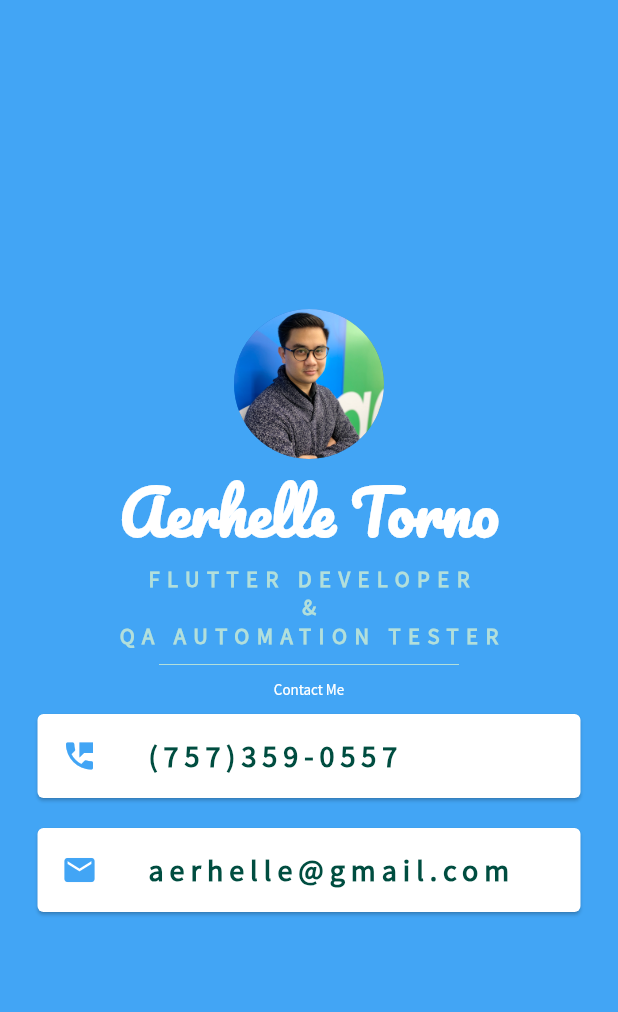
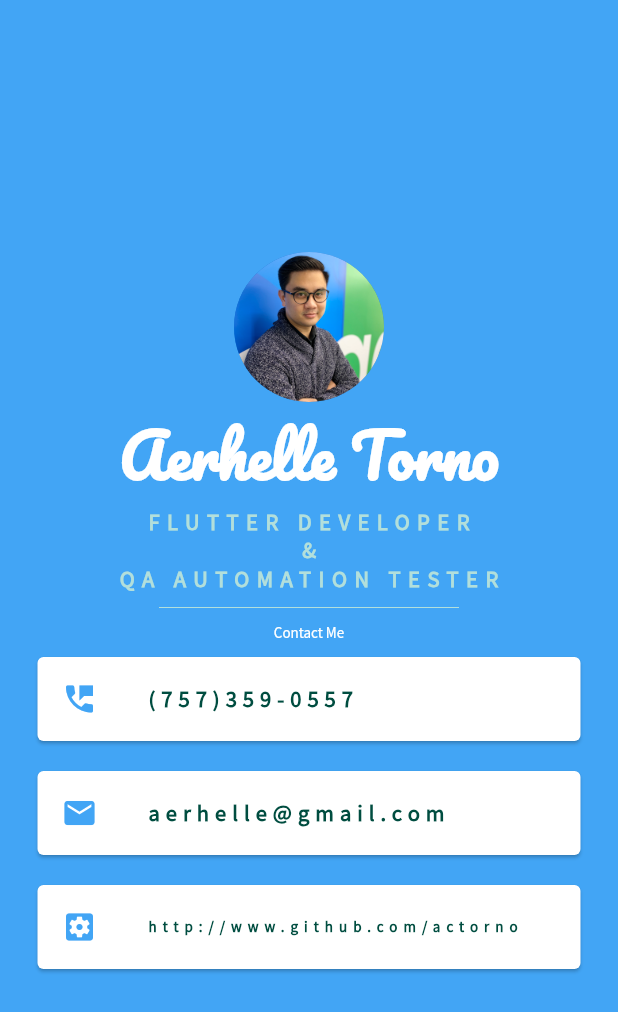
Before and after one commit to actorno/digital-business-card, a Flutter app: the screen it shows after launch, on a phone screen of 412 x 824 dp. Shown: the top 1012 px of the screen. Run offline on Flutter 3.47's test engine with Material 2 defaults, Android fonts, the phone set to English and light mode, and no system bars.

Commit message:
Added a git hub card

```diff
--- a/lib/main.dart
+++ b/lib/main.dart
@@ -85,7 +85,7 @@ class MyApp extends StatelessWidget {
                     '(757)359-0557',
                     style: TextStyle(
                       fontWeight: FontWeight.bold,
-                      fontSize: 20.0,
+                      fontSize: 15.0,
                       color: Colors.teal.shade900,
                       fontFamily: 'Source Sans Pro',
                       letterSpacing: 4,
@@ -109,7 +109,28 @@ class MyApp extends StatelessWidget {
                       letterSpacing: 4,
                       color: Colors.teal.shade900,
                       fontWeight: FontWeight.bold,
-                      fontSize: 20.0,
+                      fontSize: 15.0,
+                    ),
+                  ),
+                ),
+              ),
+              Card(
+                color: Colors.white,
+                margin: EdgeInsets.symmetric(vertical: 10.0, horizontal: 25.0),
+                child: ListTile(
+                  onTap: () => launch("http://www.github.com/actorno"),
+                  leading: Icon(
+                    Icons.settings_applications,
+                    color: Colors.blue.shade400,
+                  ),
+                  title: Text(
+                    'http://www.github.com/actorno',
+                    style: TextStyle(
+                      fontFamily: 'Source Sans Pro',
+                      letterSpacing: 4,
+                      color: Colors.teal.shade900,
+                      fontWeight: FontWeight.bold,
+                      fontSize: 10.0,
                     ),
                   ),
                 ),
```
